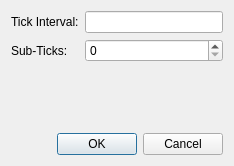
Above: Viewer2D/axisticksconfigdialog.ui from fsoos74/su before the change. Below: the same form after it.
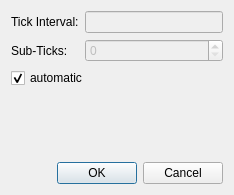
That is the form after the change.

Diff of the .ui file:
```diff
--- a/Viewer2D/axisticksconfigdialog.ui
+++ b/Viewer2D/axisticksconfigdialog.ui
@@ -7,7 +7,7 @@
     <x>0</x>
     <y>0</y>
     <width>234</width>
-    <height>166</height>
+    <height>195</height>
    </rect>
   </property>
   <property name="windowTitle">
@@ -24,7 +24,11 @@
       </widget>
      </item>
      <item row="0" column="1">
-      <widget class="QLineEdit" name="leInterval"/>
+      <widget class="QLineEdit" name="leInterval">
+       <property name="enabled">
+        <bool>false</bool>
+       </property>
+      </widget>
      </item>
      <item row="1" column="0">
       <widget class="QLabel" name="label_2">
@@ -34,10 +38,24 @@
       </widget>
      </item>
      <item row="1" column="1">
-      <widget class="QSpinBox" name="sbSub"/>
+      <widget class="QSpinBox" name="sbSub">
+       <property name="enabled">
+        <bool>false</bool>
+       </property>
+      </widget>
      </item>
     </layout>
    </item>
+   <item>
+    <widget class="QCheckBox" name="cbAuto">
+     <property name="text">
+      <string>automatic</string>
+     </property>
+     <property name="checked">
+      <bool>true</bool>
+     </property>
+    </widget>
+   </item>
    <item>
     <spacer name="verticalSpacer">
      <property name="orientation">
```
Left out of the diff: 32 changed lines with no effect on the pictures.
